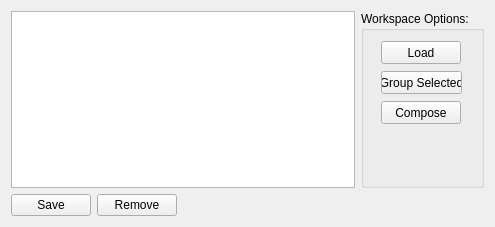
mantidproject/mslice, file widgets/workspacemanager/workspacemanager.ui: the form before one commit.
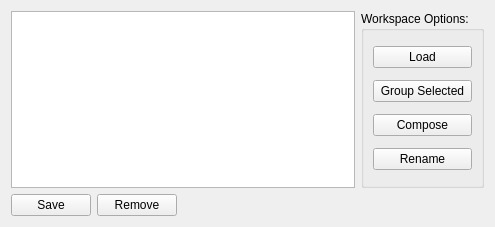
The form after the commit.

```diff
--- a/widgets/workspacemanager/workspacemanager.ui
+++ b/widgets/workspacemanager/workspacemanager.ui
@@ -58,45 +58,36 @@
      <property name="title">
       <string>Workspace Options:</string>
      </property>
+     <layout class="QGridLayout" name="gridLayout_2">
+      <item row="0" column="0">
      <widget class="QPushButton" name="btnLoad">
-      <property name="geometry">
-       <rect>
-        <x>20</x>
-        <y>30</y>
-        <width>80</width>
-        <height>23</height>
-       </rect>
-      </property>
       <property name="text">
        <string>Load</string>
       </property>
      </widget>
+      </item>
+      <item row="1" column="0">
      <widget class="QPushButton" name="btnWorkspaceGroup">
-      <property name="geometry">
-       <rect>
-        <x>20</x>
-        <y>60</y>
-        <width>81</width>
-        <height>23</height>
-       </rect>
-      </property>
       <property name="text">
        <string>Group Selected</string>
       </property>
      </widget>
+      </item>
+      <item row="2" column="0">
      <widget class="QPushButton" name="btnWorkspaceCompose">
-      <property name="geometry">
-       <rect>
-        <x>20</x>
-        <y>90</y>
-        <width>80</width>
-        <height>23</height>
-       </rect>
-      </property>
       <property name="text">
        <string>Compose</string>
       </property>
      </widget>
+      </item>
+      <item row="3" column="0">
+       <widget class="QPushButton" name="btnRename">
+        <property name="text">
+         <string>Rename</string>
+        </property>
+       </widget>
+      </item>
+     </layout>
     </widget>
    </item>
    <item row="0" column="0" colspan="3">
```
Lines whose indentation alone changed are shown as unchanged.
